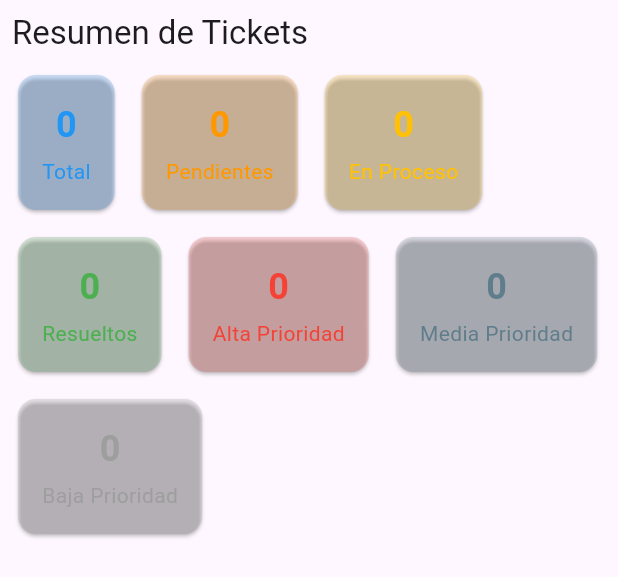
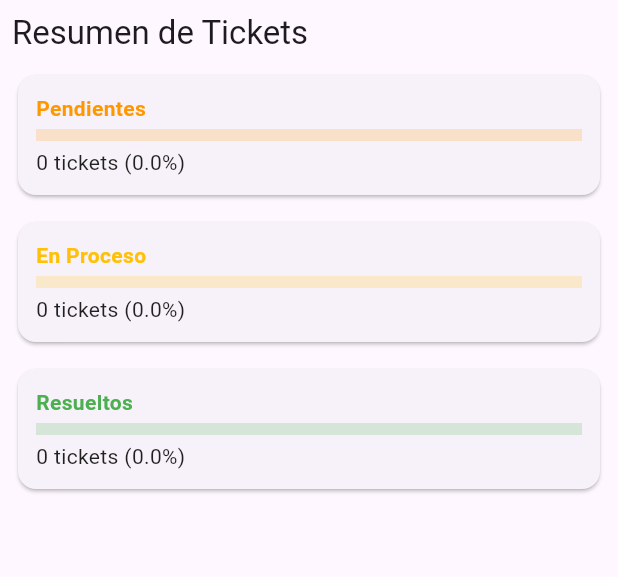
Before and after one commit to Vela2001/Proyecto-Tickets-Moviles_II, a Flutter app: the DashboardWidget widget shown alone on an empty page, opened directly with empty values, on a phone screen of 412 x 824 dp. Shown: the top 577 px of the screen. Run offline on Flutter 3.47's test engine with Material 3 defaults, Android fonts, the light colour scheme and no system bars; our stand-ins replace cloud_firestore, firebase_auth, firebase_core, flutter_dotenv, pdf; accounts and stored records are empty; network calls fail.

Commit message:
Gestion de estadisticas 2.0

```diff
--- a/lib/screens/admin_tickets_screen.dart
+++ b/lib/screens/admin_tickets_screen.dart
@@ -87,14 +87,15 @@ class _AdminTicketsScreenState extends State<AdminTicketsScreen> {
 
         final tickets = snapshot.data!;
 
-        return Column(
-          children: [
-            if (_filterStatus == 'todos') DashboardWidget(tickets: tickets),
-            Expanded(
-              child: ListView.builder(
-                itemCount: tickets.length,
+        return ListView.builder(
+          itemCount: (_filterStatus == 'todos' ? 1 : 0) + tickets.length,
           itemBuilder: (context, index) {
-                  final ticket = tickets[index];
+            if (_filterStatus == 'todos' && index == 0) {
+              return DashboardWidget(tickets: tickets);
+            }
+
+            final ticket =
+                tickets[_filterStatus == 'todos' ? index - 1 : index];
             return Card(
               child: ListTile(
                 title: Text(ticket.titulo),
@@ -129,9 +130,6 @@ class _AdminTicketsScreenState extends State<AdminTicketsScreen> {
               ),
             );
           },
-              ),
-            ),
-          ],
         );
       },
     );
--- a/lib/widgets/dashboard_widget.dart
+++ b/lib/widgets/dashboard_widget.dart
@@ -30,13 +30,9 @@ class DashboardWidget extends StatelessWidget {
             spacing: 10,
             runSpacing: 10,
             children: [
-              _buildCard('Total', total, Colors.blue),
-              _buildCard('Pendientes', pendientes, Colors.orange),
-              _buildCard('En Proceso', enProceso, Colors.amber),
-              _buildCard('Resueltos', resueltos, Colors.green),
-              _buildCard('Alta Prioridad', altas, Colors.red),
-              _buildCard('Media Prioridad', medias, Colors.blueGrey),
-              _buildCard('Baja Prioridad', bajas, Colors.grey),
+              _buildCard('Pendientes', pendientes, total, Colors.orange),
+              _buildCard('En Proceso', enProceso, total, Colors.amber),
+              _buildCard('Resueltos', resueltos, total, Colors.green),
             ],
           ),
         ],
@@ -44,19 +40,27 @@ class DashboardWidget extends StatelessWidget {
     );
   }
 
-  Widget _buildCard(String label, int count, Color color) {
+  Widget _buildCard(String label, int count, int total, Color color) {
+    final double porcentaje = total > 0 ? count / total : 0;
+
     return Card(
-      color: color.withOpacity(0.2),
       child: Padding(
-        padding: const EdgeInsets.all(16.0),
+        padding: const EdgeInsets.all(12.0),
         child: Column(
-          mainAxisSize: MainAxisSize.min,
+          crossAxisAlignment: CrossAxisAlignment.start,
           children: [
-            Text('$count',
-                style: TextStyle(
-                    fontSize: 24, fontWeight: FontWeight.bold, color: color)),
+            Text(label,
+                style: TextStyle(fontWeight: FontWeight.bold, color: color)),
             SizedBox(height: 4),
-            Text(label, style: TextStyle(color: color)),
+            LinearProgressIndicator(
+              value: porcentaje,
+              backgroundColor: color.withOpacity(0.2),
+              valueColor: AlwaysStoppedAnimation<Color>(color),
+              minHeight: 8,
+            ),
+            SizedBox(height: 4),
+            Text('$count tickets (${(porcentaje * 100).toStringAsFixed(1)}%)',
+                style: TextStyle(color: Colors.black87)),
           ],
         ),
       ),
```
Lines whose indentation alone changed are shown as unchanged.
